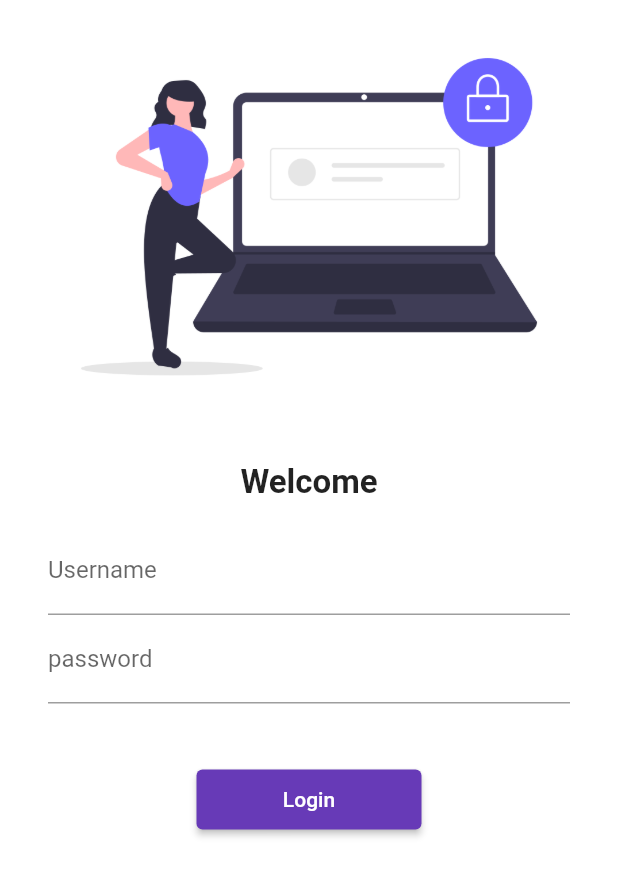
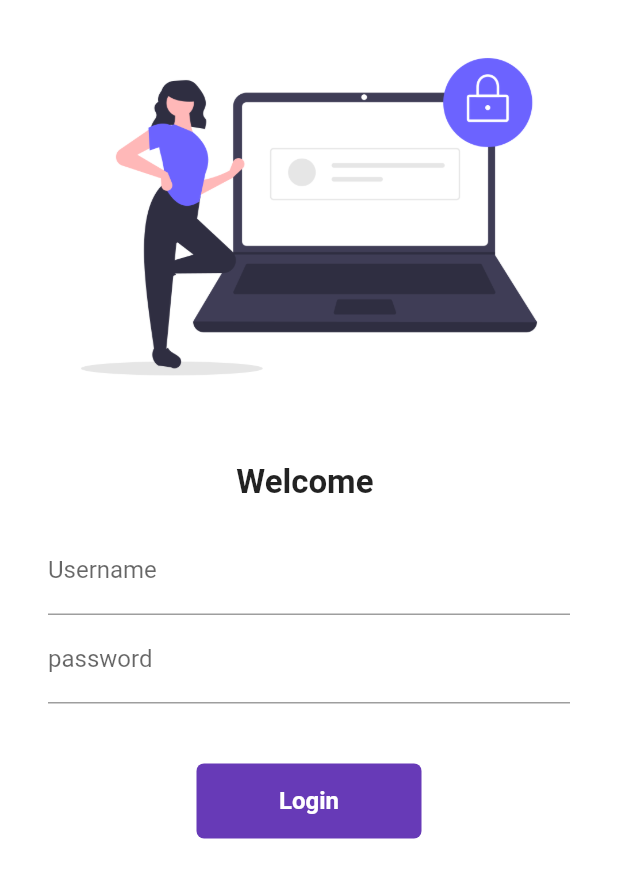
Before and after one commit to Dipankarhira/30daysofflutter, a Flutter app: the screen it shows after launch, on a phone screen of 412 x 824 dp. Shown: the top 878 px of the screen. Run offline on Flutter 3.47's test engine with Material 2 defaults, Android fonts, the phone set to English and light mode, and no system bars.

Commit message:
day6 completed

```diff
--- a/flutter_catalog/lib/main.dart
+++ b/flutter_catalog/lib/main.dart
@@ -4,7 +4,7 @@ import 'pages/home_page.dart';
 import 'pages/login_page.dart';
 
 void main() {
-  runApp(MyApp());
+  runApp(const MyApp());
 }
 
 class MyApp extends StatelessWidget {
@@ -15,9 +15,9 @@ class MyApp extends StatelessWidget {
     return MaterialApp(
       themeMode: ThemeMode.light,
       theme: ThemeData(primarySwatch: Colors.deepPurple),
-      routes: {"/": (context) => Login(),
-      MyRoutes.homeRoute:(context) => Home(),
-      MyRoutes.loginRoute:(context) => Login()
+      routes: {"/": (context) =>const Login(),
+      MyRoutes.homeRoute:(context) =>const Home(),
+      MyRoutes.loginRoute:(context) =>const Login()
       },
     );
   }
--- a/flutter_catalog/lib/pages/home_page.dart
+++ b/flutter_catalog/lib/pages/home_page.dart
@@ -7,14 +7,14 @@ class Home extends StatelessWidget {
   Widget build(BuildContext context) {
     return Scaffold(
       appBar: AppBar(
-        title: Text("Catalog App"),
+        title: const Text("Catalog App"),
       ),
       body: Center(
         child: Container(
-          child: Text("hello Dipankar day# "),
+          child: const Text("hello Dipankar day# "),
         ),
       ),
-      drawer: Drawer(),
+      drawer: const Drawer(),
     );
   }
 }
--- a/flutter_catalog/lib/pages/login_page.dart
+++ b/flutter_catalog/lib/pages/login_page.dart
@@ -1,9 +1,16 @@
 import 'package:flutter/material.dart';
 import 'package:flutter_catalog/utils/routes.dart';
 
-class Login extends StatelessWidget {
+class Login extends StatefulWidget {
   const Login({super.key});
 
+  @override
+  State<Login> createState() => _LoginState();
+}
+
+class _LoginState extends State<Login> {
+  String name = "";
+  bool buttonChange = false;
   @override
   Widget build(BuildContext context) {
     return Material(
@@ -18,12 +25,13 @@ class Login extends StatelessWidget {
                   fit: BoxFit.cover,
                 ),
               ),
-              SizedBox(
+              const SizedBox(
                 height: 20.0,
               ),
               Text(
-                "Welcome",
-                style: TextStyle(fontSize: 22, fontWeight: FontWeight.bold),
+                "Welcome $name",
+                style:
+                    const TextStyle(fontSize: 22, fontWeight: FontWeight.bold),
               ),
               Padding(
                 padding: const EdgeInsets.symmetric(
@@ -31,23 +39,59 @@ class Login extends StatelessWidget {
                 child: Column(
                   children: [
                     TextFormField(
-                      decoration: InputDecoration(
+                      decoration: const InputDecoration(
                           hintText: "Enter Username", labelText: "Username"),
+                      onChanged: (value) {
+                        setState(() {
+                          name = value;
+                        });
+                      },
                     ),
                     TextFormField(
                       obscureText: true,
-                      decoration: InputDecoration(
+                      decoration: const InputDecoration(
                           hintText: "Enter password", labelText: "password"),
                     ),
-                    SizedBox(
+                    const SizedBox(
                       height: 40.0,
                     ),
-                    ElevatedButton(
-                      onPressed: () {
+                    // ElevatedButton(
+                    //   onPressed: () {
+                    //     Navigator.pushNamed(context, MyRoutes.homeRoute);
+                    //   },
+                    //   child:const Text("Login"),
+                    //   style: TextButton.styleFrom(minimumSize:const Size(150, 40)),
+                    // )
+                    InkWell(
+                      onTap: () async {
+                        setState(() {
+                          buttonChange = true;
+                        });
+                        await Future.delayed(const Duration(seconds: 1));
                         Navigator.pushNamed(context, MyRoutes.homeRoute);
                       },
-                      child: Text("Login"),
-                      style: TextButton.styleFrom(minimumSize: Size(150, 40)),
+                      child: AnimatedContainer(
+                        duration: const Duration(seconds: 1),
+                        width: buttonChange ? 50 : 150,
+                        height: 50,
+                        alignment: Alignment.center,
+                        decoration: BoxDecoration(
+                            color: Colors.deepPurple,
+                            borderRadius:
+                                BorderRadius.circular(buttonChange ? 50 : 5)),
+                        child: buttonChange
+                            ? const Icon(
+                                Icons.done,
+                                color: Colors.white,
+                              )
+                            : const Text(
+                                "Login",
+                                style: TextStyle(
+                                    color: Colors.white,
+                                    fontWeight: FontWeight.bold,
+                                    fontSize: 16),
+                              ),
+                      ),
                     )
                   ],
                 ),
```
